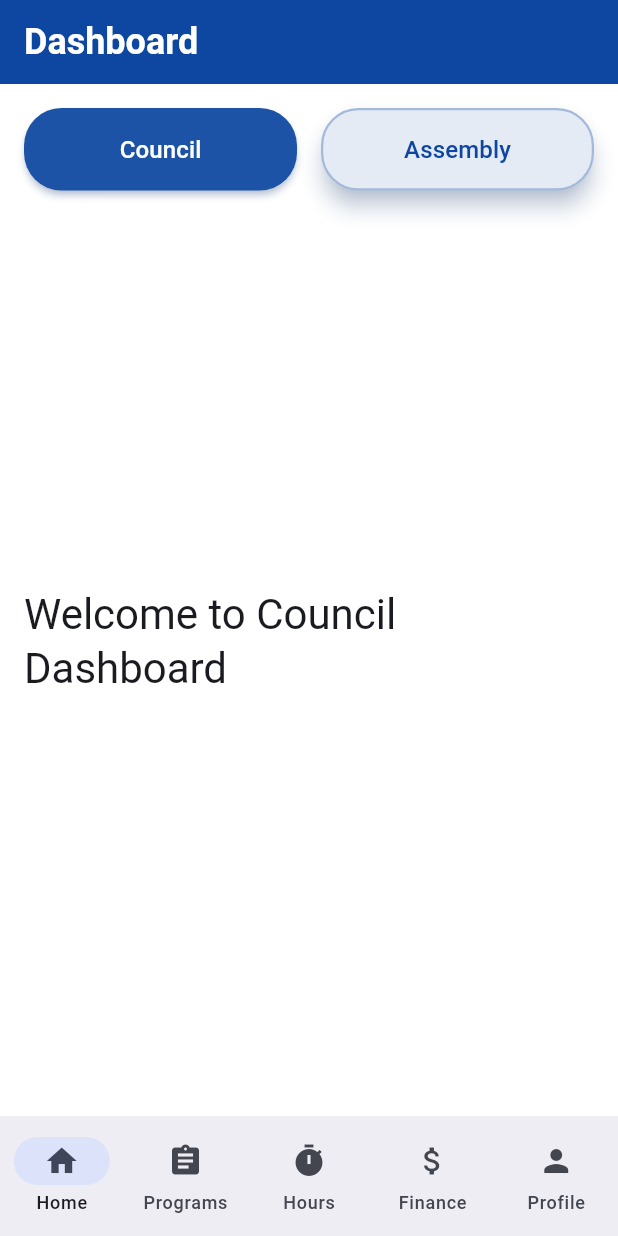
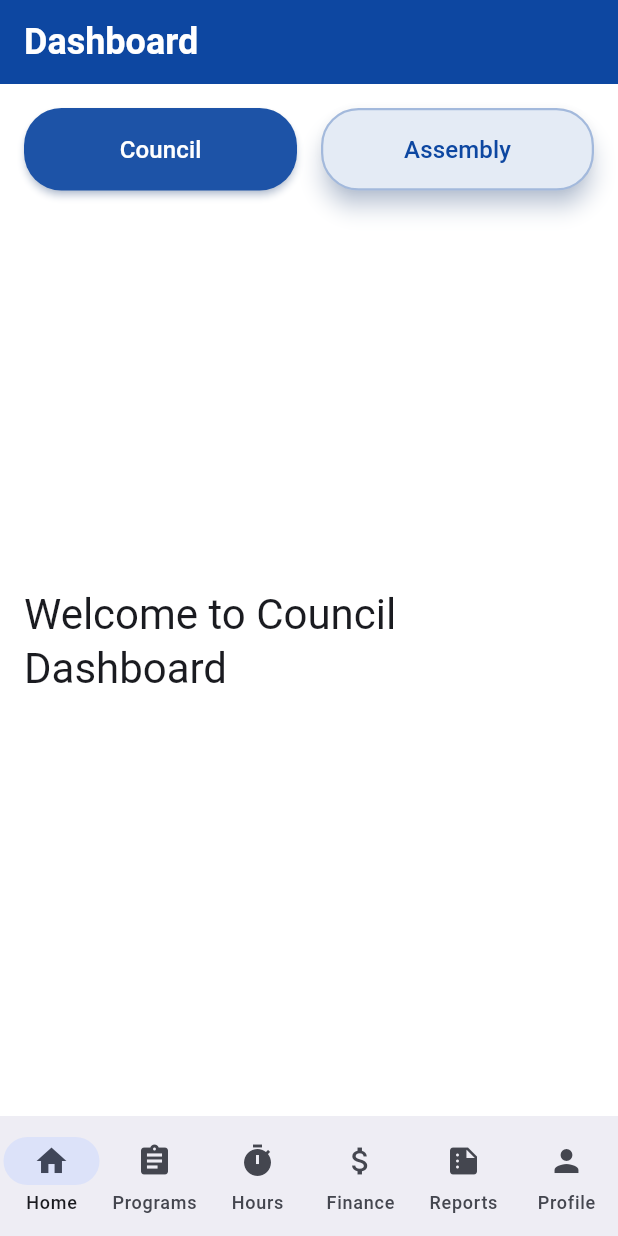
Before and after one commit to shawnmcpeek/councilfinances, a Flutter app: the screen it shows once a user with an empty profile is signed in, on a phone screen of 412 x 824 dp. Run offline on Flutter 3.47's test engine with Material 3 defaults, Android fonts, the phone set to English and light mode, and no system bars; our stand-ins replace cloud_firestore, firebase_auth, firebase_core, rxdart, share_plus; missing offline and left inert: syncfusion_flutter_pdf; accounts and stored records are empty.

Commit message:
minor updates

```diff
--- /dev/null
+++ b/flutter_native_splash.yaml
@@ -0,0 +1,6 @@
+flutter_native_splash:
+  color: "#FFFFFF"
+  image: assets/images/knights3.png
+  android_12:
+    image: assets/images/knights3.png
+  web: false
--- a/lib/main.dart
+++ b/lib/main.dart
@@ -8,6 +8,7 @@ import 'package:kcmanagement/src/screens/programs_collect.dart';
 import 'package:kcmanagement/src/screens/hours_entry_screen.dart';
 import 'package:kcmanagement/src/screens/finance_screen.dart';
 import 'package:kcmanagement/src/screens/programs_screen.dart';
+import 'package:kcmanagement/src/screens/reports_screen.dart';
 import 'package:kcmanagement/src/services/auth_service.dart';
 import 'package:kcmanagement/src/services/user_service.dart';
 import 'package:cloud_firestore/cloud_firestore.dart';
@@ -150,6 +151,7 @@ class _MainScreenState extends State<MainScreen> {
           const ProgramsCollectScreen(),
           const HoursEntryScreen(),
           const FinanceScreen(),
+          const ReportsScreen(),
           ProfileScreen(
             onProgramsPressed: _handleProgramsPressed,
           ),
@@ -180,6 +182,10 @@ class _MainScreenState extends State<MainScreen> {
             label: 'Finance',
           ),
           NavigationDestination(
+            icon: Icon(Icons.summarize),
+            label: 'Reports',
+          ),
+          NavigationDestination(
             icon: Icon(Icons.person),
             label: 'Profile',
           ),
--- a/pubspec.yaml
+++ b/pubspec.yaml
@@ -35,6 +35,7 @@ dev_dependencies:
     sdk: flutter
 
   flutter_lints: ^5.0.0
+  flutter_native_splash: ^2.4.0
 
 flutter:
   uses-material-design: true
```
Also changed, not shown: pubspec.lock, 7 other files.
